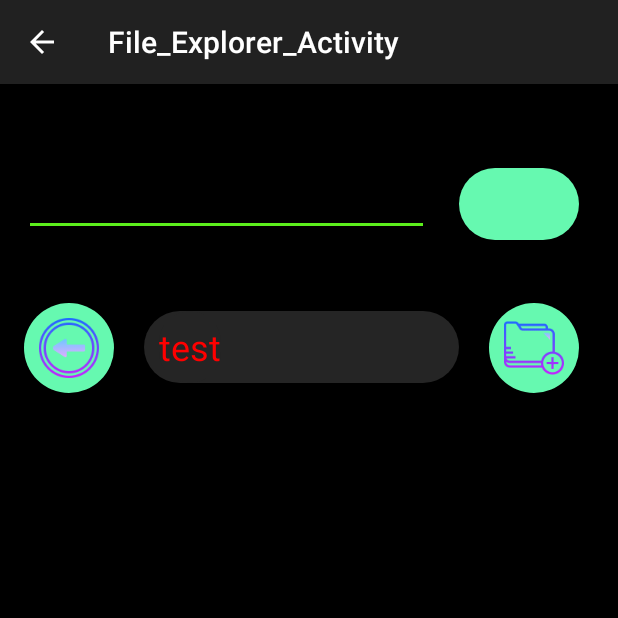
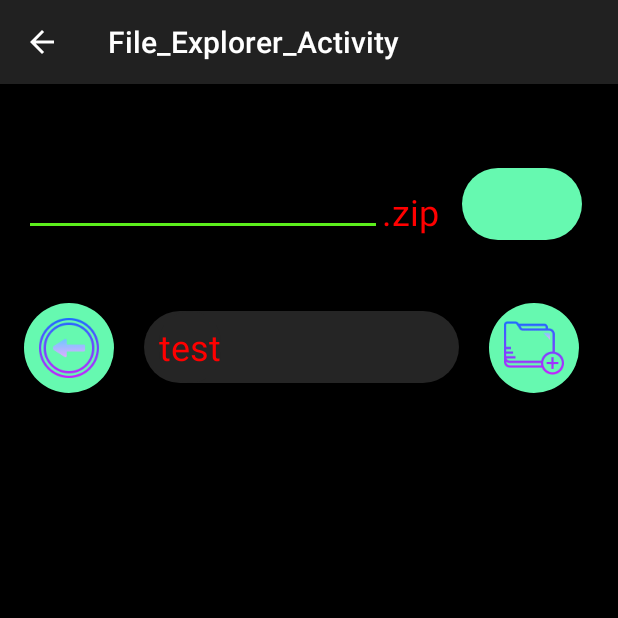
Before and after one commit to YuvrajTalukdar/Password-Generator-And-Manager, an Android app: the File_Explorer_Activity screen opened directly, with no data from a screen before it, on a phone screen of 412 x 824 dp, the top half of it. Run offline under Robolectric (Android 15) with nearby library versions, the phone set to English and light mode, and no system bars; 2 statements that could not run were skipped.

Commit message:
Version alpha 0.4 Changes and fix 1. Single line scroll feature added to Text views and edit text of password_generator and file_explore_activity. 2. Backup vaults feature implemented. The archive meta data implementation is still not done. 3. .zip Filter added to Load archive file explorer and its EditText behaviour changed.

```diff
--- a/app/src/main/res/layout/activity_file_explorer.xml
+++ b/app/src/main/res/layout/activity_file_explorer.xml
@@ -9,19 +9,36 @@
         android:layout_height="wrap_content"
         android:orientation="horizontal"
         android:layout_marginTop="40dp"
+        android:weightSum="6"
         android:padding="16dp">
         <EditText
-            android:id="@+id/editTextTextPersonName"
-            android:layout_width="270dp"
+            android:id="@+id/file_name"
             android:layout_height="wrap_content"
-            android:layout_marginEnd="20dp"
+            android:layout_width="0dp"
+            android:scrollHorizontally="true"
+            android:singleLine="true"
+            android:layout_weight="5"
             android:backgroundTint="@color/PureGreen"
-            android:ems="10"
             android:inputType="textPersonName"
             android:textColor="@color/PureRed" />
+        <TextView
+            android:id="@+id/zip"
+            android:layout_width="wrap_content"
+            android:layout_height="match_parent"
+            android:maxLines="1"
+            android:layout_weight="0"
+            android:layout_marginEnd="15dp"
+            android:scrollHorizontally="true"
+            android:background="@color/Black"
+            android:text=".zip"
+            android:textAlignment="center"
+            android:textColor="@color/PureRed"
+            android:textSize="24sp"
+            android:gravity="center"/>
         <Button
             android:id="@+id/save_load_button"
-            android:layout_width="80dp"
+            android:layout_width="40dp"
+            android:layout_weight="0.84"
             android:layout_height="48dp"
             android:layout_marginBottom="10dp"
             android:background="@drawable/generate_pass_button_style"
--- a/app/src/main/res/layout/fragment_key_generator.xml
+++ b/app/src/main/res/layout/fragment_key_generator.xml
@@ -12,10 +12,11 @@
     <com.google.android.material.textfield.TextInputEditText
         android:id="@+id/password_edit_text"
         android:layout_width="315dp"
-        android:layout_height="112dp"
+        android:layout_height="48dp"
         android:layout_marginLeft="8dp"
         android:layout_marginRight="8dp"
-
+        android:scrollHorizontally="true"
+        android:singleLine="true"
         android:backgroundTint="@color/PureGreen"
         android:gravity="bottom|left"
         android:textAlignment="gravity"
```
Also changed, not shown: app/src/main/java/com/yuvraj/passwordgeneratorandmanager/File_Explorer_Activity.java (+80 -2 lines), app/src/main/java/com/yuvraj/passwordgeneratorandmanager/database_handler.java (+28 -0 lines).
